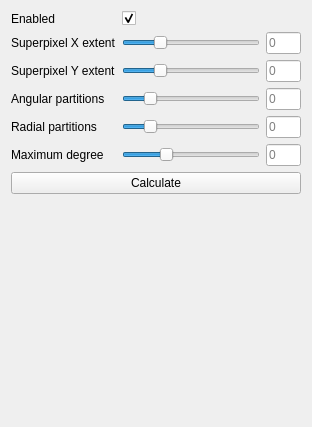
Before: the Qt Designer form include/pli_vis/ui/plugins/zernike_toolbox.ui in VRGroupRWTH/pli_view, drawn with Qt 5.
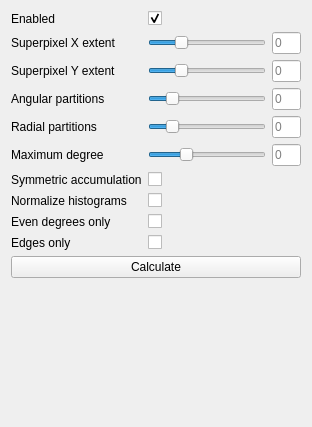
After: the same form once the commit is applied.

Commit message: The symmetric, normalize, even_only, edge_only settings are now adjustable from the UI.

What changed in the file:
```diff
--- a/include/pli_vis/ui/plugins/zernike_toolbox.ui
+++ b/include/pli_vis/ui/plugins/zernike_toolbox.ui
@@ -14,65 +14,14 @@
    <string>Zernike Moments Toolbox</string>
   </property>
   <layout class="QGridLayout" name="gridLayout">
-   <item row="5" column="1">
-    <widget class="QSlider" name="slider_partitions_rho">
-     <property name="sizePolicy">
-      <sizepolicy hsizetype="Preferred" vsizetype="Preferred">
-       <horstretch>4</horstretch>
-       <verstretch>0</verstretch>
-      </sizepolicy>
-     </property>
-     <property name="minimumSize">
-      <size>
-       <width>0</width>
-       <height>0</height>
-      </size>
-     </property>
-     <property name="maximum">
-      <number>360</number>
-     </property>
-     <property name="value">
-      <number>60</number>
-     </property>
-     <property name="orientation">
-      <enum>Qt::Horizontal</enum>
-     </property>
-    </widget>
-   </item>
-   <item row="5" column="0">
-    <widget class="QLabel" name="label_partitions_rho">
-     <property name="enabled">
-      <bool>true</bool>
-     </property>
+   <item row="0" column="0">
+    <widget class="QLabel" name="label_enabled">
      <property name="text">
-      <string>Radial partitions</string>
+      <string>Enabled</string>
      </property>
     </widget>
    </item>
-   <item row="4" column="0">
-    <widget class="QLabel" name="label_partitions_theta">
-     <property name="enabled">
-      <bool>true</bool>
-     </property>
-     <property name="text">
-      <string>Angular partitions</string>
-     </property>
-    </widget>
-   </item>
-   <item row="10" column="0" colspan="3">
-    <spacer name="spacer">
-     <property name="orientation">
-      <enum>Qt::Vertical</enum>
-     </property>
-     <property name="sizeHint" stdset="0">
-      <size>
-       <width>288</width>
-       <height>209</height>
-      </size>
-     </property>
-    </spacer>
-   </item>
-   <item row="0" column="1" colspan="2">
+   <item row="0" column="1">
     <widget class="QCheckBox" name="checkbox_enabled">
      <property name="layoutDirection">
       <enum>Qt::LeftToRight</enum>
@@ -85,123 +34,6 @@
      </property>
     </widget>
    </item>
-   <item row="9" column="0" colspan="3">
-    <widget class="QPushButton" name="button_calculate">
-     <property name="text">
-      <string>Calculate</string>
-     </property>
-    </widget>
-   </item>
-   <item row="4" column="1">
-    <widget class="QSlider" name="slider_partitions_theta">
-     <property name="sizePolicy">
-      <sizepolicy hsizetype="Preferred" vsizetype="Preferred">
-       <horstretch>4</horstretch>
-       <verstretch>0</verstretch>
-      </sizepolicy>
-     </property>
-     <property name="minimumSize">
-      <size>
-       <width>0</width>
-       <height>0</height>
-      </size>
-     </property>
-     <property name="maximum">
-      <number>360</number>
-     </property>
-     <property name="value">
-      <number>60</number>
-     </property>
-     <property name="orientation">
-      <enum>Qt::Horizontal</enum>
-     </property>
-    </widget>
-   </item>
-   <item row="4" column="2">
-    <widget class="QLineEdit" name="line_edit_partitions_theta">
-     <property name="sizePolicy">
-      <sizepolicy hsizetype="Preferred" vsizetype="Preferred">
-       <horstretch>1</horstretch>
-       <verstretch>0</verstretch>
-      </sizepolicy>
-     </property>
-     <property name="text">
-      <string/>
-     </property>
-     <property name="alignment">
-      <set>Qt::AlignLeading|Qt::AlignLeft|Qt::AlignVCenter</set>
-     </property>
-     <property name="placeholderText">
-      <string>0</string>
-     </property>
-    </widget>
-   </item>
-   <item row="5" column="2">
-    <widget class="QLineEdit" name="line_edit_partitions_rho">
-     <property name="sizePolicy">
-      <sizepolicy hsizetype="Preferred" vsizetype="Preferred">
-       <horstretch>1</horstretch>
-       <verstretch>0</verstretch>
-      </sizepolicy>
-     </property>
-     <property name="text">
-      <string/>
-     </property>
-     <property name="alignment">
-      <set>Qt::AlignLeading|Qt::AlignLeft|Qt::AlignVCenter</set>
-     </property>
-     <property name="placeholderText">
-      <string>0</string>
-     </property>
-    </widget>
-   </item>
-   <item row="2" column="2">
-    <widget class="QLineEdit" name="line_edit_superpixel_y">
-     <property name="sizePolicy">
-      <sizepolicy hsizetype="Preferred" vsizetype="Preferred">
-       <horstretch>1</horstretch>
-       <verstretch>0</verstretch>
-      </sizepolicy>
-     </property>
-     <property name="text">
-      <string/>
-     </property>
-     <property name="alignment">
-      <set>Qt::AlignLeading|Qt::AlignLeft|Qt::AlignVCenter</set>
-     </property>
-     <property name="placeholderText">
-      <string>0</string>
-     </property>
-    </widget>
-   </item>
-   <item row="2" column="1">
-    <widget class="QSlider" name="slider_superpixel_y">
-     <property name="sizePolicy">
-      <sizepolicy hsizetype="Preferred" vsizetype="Preferred">
-       <horstretch>4</horstretch>
-       <verstretch>0</verstretch>
-      </sizepolicy>
-     </property>
-     <property name="minimumSize">
-      <size>
-       <width>0</width>
-       <height>0</height>
-      </size>
-     </property>
-     <property name="maximum">
-      <number>256</number>
-     </property>
-     <property name="singleStep">
-      <number>1</number>
-     </property>
-     <property name="value">
-      <number>64</number>
-     </property>
-     <property name="orientation">
-      <enum>Qt::Horizontal</enum>
-     </property>
-    </widget>
-   </item>
    <item row="1" column="0">
     <widget class="QLabel" name="label_superpixel_x">
      <property name="enabled">
@@ -212,52 +44,6 @@
      </property>
     </widget>
    </item>
-   <item row="0" column="0">
-    <widget class="QLabel" name="label_enabled">
-     <property name="text">
-      <string>Enabled</string>
-     </property>
-    </widget>
-   </item>
-   <item row="1" column="2">
-    <widget class="QLineEdit" name="line_edit_superpixel_x">
-     <property name="sizePolicy">
-      <sizepolicy hsizetype="Preferred" vsizetype="Preferred">
-       <horstretch>1</horstretch>
-       <verstretch>0</verstretch>
-      </sizepolicy>
-     </property>
-     <property name="text">
-      <string/>
-     </property>
-     <property name="alignment">
-      <set>Qt::AlignLeading|Qt::AlignLeft|Qt::AlignVCenter</set>
-     </property>
-     <property name="placeholderText">
-      <string>0</string>
-     </property>
-    </widget>
-   </item>
-   <item row="6" column="0">
-    <widget class="QLabel" name="label_maximum_degree">
-     <property name="enabled">
-      <bool>true</bool>
-     </property>
-     <property name="text">
-      <string>Maximum degree</string>
-     </property>
-    </widget>
-   </item>
-   <item row="2" column="0">
-    <widget class="QLabel" name="label_superpixel_y">
-     <property name="enabled">
-      <bool>true</bool>
-     </property>
-     <property name="text">
-      <string>Superpixel Y extent</string>
-     </property>
-    </widget>
-   </item>
    <item row="1" column="1">
     <widget class="QSlider" name="slider_superpixel_x">
      <property name="sizePolicy">
@@ -292,7 +78,201 @@
      </property>
     </widget>
    </item>
-   <item row="6" column="1">
+   <item row="1" column="2">
+    <widget class="QLineEdit" name="line_edit_superpixel_x">
+     <property name="sizePolicy">
+      <sizepolicy hsizetype="Preferred" vsizetype="Preferred">
+       <horstretch>1</horstretch>
+       <verstretch>0</verstretch>
+      </sizepolicy>
+     </property>
+     <property name="text">
+      <string/>
+     </property>
+     <property name="alignment">
+      <set>Qt::AlignLeading|Qt::AlignLeft|Qt::AlignVCenter</set>
+     </property>
+     <property name="placeholderText">
+      <string>0</string>
+     </property>
+    </widget>
+   </item>
+   <item row="2" column="0">
+    <widget class="QLabel" name="label_superpixel_y">
+     <property name="enabled">
+      <bool>true</bool>
+     </property>
+     <property name="text">
+      <string>Superpixel Y extent</string>
+     </property>
+    </widget>
+   </item>
+   <item row="2" column="1">
+    <widget class="QSlider" name="slider_superpixel_y">
+     <property name="sizePolicy">
+      <sizepolicy hsizetype="Preferred" vsizetype="Preferred">
+       <horstretch>4</horstretch>
+       <verstretch>0</verstretch>
+      </sizepolicy>
+     </property>
+     <property name="minimumSize">
+      <size>
+       <width>0</width>
+       <height>0</height>
+      </size>
+     </property>
+     <property name="maximum">
+      <number>256</number>
+     </property>
+     <property name="singleStep">
+      <number>1</number>
+     </property>
+     <property name="value">
+      <number>64</number>
+     </property>
+     <property name="orientation">
+      <enum>Qt::Horizontal</enum>
+     </property>
+    </widget>
+   </item>
+   <item row="2" column="2">
+    <widget class="QLineEdit" name="line_edit_superpixel_y">
+     <property name="sizePolicy">
+      <sizepolicy hsizetype="Preferred" vsizetype="Preferred">
+       <horstretch>1</horstretch>
+       <verstretch>0</verstretch>
+      </sizepolicy>
+     </property>
+     <property name="text">
+      <string/>
+     </property>
+     <property name="alignment">
+      <set>Qt::AlignLeading|Qt::AlignLeft|Qt::AlignVCenter</set>
+     </property>
+     <property name="placeholderText">
+      <string>0</string>
+     </property>
+    </widget>
+   </item>
+   <item row="3" column="0">
+    <widget class="QLabel" name="label_partitions_theta">
+     <property name="enabled">
+      <bool>true</bool>
+     </property>
+     <property name="text">
+      <string>Angular partitions</string>
+     </property>
+    </widget>
+   </item>
+   <item row="3" column="1">
+    <widget class="QSlider" name="slider_partitions_theta">
+     <property name="sizePolicy">
+      <sizepolicy hsizetype="Preferred" vsizetype="Preferred">
+       <horstretch>4</horstretch>
+       <verstretch>0</verstretch>
+      </sizepolicy>
+     </property>
+     <property name="minimumSize">
+      <size>
+       <width>0</width>
+       <height>0</height>
+      </size>
+     </property>
+     <property name="maximum">
+      <number>360</number>
+     </property>
+     <property name="value">
+      <number>60</number>
+     </property>
+     <property name="orientation">
+      <enum>Qt::Horizontal</enum>
+     </property>
+    </widget>
+   </item>
+   <item row="3" column="2">
+    <widget class="QLineEdit" name="line_edit_partitions_theta">
+     <property name="sizePolicy">
+      <sizepolicy hsizetype="Preferred" vsizetype="Preferred">
+       <horstretch>1</horstretch>
+       <verstretch>0</verstretch>
+      </sizepolicy>
+     </property>
+     <property name="text">
+      <string/>
+     </property>
+     <property name="alignment">
+      <set>Qt::AlignLeading|Qt::AlignLeft|Qt::AlignVCenter</set>
+     </property>
+     <property name="placeholderText">
+      <string>0</string>
+     </property>
+    </widget>
+   </item>
+   <item row="4" column="0">
+    <widget class="QLabel" name="label_partitions_rho">
+     <property name="enabled">
+      <bool>true</bool>
+     </property>
+     <property name="text">
+      <string>Radial partitions</string>
+     </property>
+    </widget>
+   </item>
+   <item row="4" column="1">
+    <widget class="QSlider" name="slider_partitions_rho">
+     <property name="sizePolicy">
+      <sizepolicy hsizetype="Preferred" vsizetype="Preferred">
+       <horstretch>4</horstretch>
+       <verstretch>0</verstretch>
+      </sizepolicy>
+     </property>
+     <property name="minimumSize">
+      <size>
+       <width>0</width>
+       <height>0</height>
+      </size>
+     </property>
+     <property name="maximum">
+      <number>360</number>
+     </property>
+     <property name="value">
+      <number>60</number>
+     </property>
+     <property name="orientation">
+      <enum>Qt::Horizontal</enum>
+     </property>
+    </widget>
+   </item>
+   <item row="4" column="2">
+    <widget class="QLineEdit" name="line_edit_partitions_rho">
+     <property name="sizePolicy">
+      <sizepolicy hsizetype="Preferred" vsizetype="Preferred">
+       <horstretch>1</horstretch>
+       <verstretch>0</verstretch>
+      </sizepolicy>
+     </property>
+     <property name="text">
+      <string/>
+     </property>
+     <property name="alignment">
+      <set>Qt::AlignLeading|Qt::AlignLeft|Qt::AlignVCenter</set>
+     </property>
+     <property name="placeholderText">
+      <string>0</string>
+     </property>
+    </widget>
+   </item>
+   <item row="5" column="0">
+    <widget class="QLabel" name="label_maximum_degree">
+     <property name="enabled">
+      <bool>true</bool>
+     </property>
+     <property name="text">
+      <string>Maximum degree</string>
+     </property>
+    </widget>
+   </item>
+   <item row="5" column="1">
     <widget class="QSlider" name="slider_maximum_degree">
      <property name="sizePolicy">
       <sizepolicy hsizetype="Preferred" vsizetype="Preferred">
@@ -317,7 +297,7 @@
      </property>
     </widget>
    </item>
-   <item row="6" column="2">
+   <item row="5" column="2">
     <widget class="QLineEdit" name="line_edit_maximum_degree">
      <property name="sizePolicy">
       <sizepolicy hsizetype="Preferred" vsizetype="Preferred">
@@ -336,6 +316,106 @@
      </property>
     </widget>
    </item>
+   <item row="6" column="0">
+    <widget class="QLabel" name="label_symmetric">
+     <property name="text">
+      <string>Symmetric accumulation</string>
+     </property>
+    </widget>
+   </item>
+   <item row="6" column="1">
+    <widget class="QCheckBox" name="checkbox_symmetric">
+     <property name="layoutDirection">
+      <enum>Qt::LeftToRight</enum>
+     </property>
+     <property name="text">
+      <string/>
+     </property>
+     <property name="checked">
+      <bool>false</bool>
+     </property>
+    </widget>
+   </item>
+   <item row="7" column="0">
+    <widget class="QLabel" name="label_normalize">
+     <property name="text">
+      <string>Normalize histograms</string>
+     </property>
+    </widget>
+   </item>
+   <item row="7" column="1">
+    <widget class="QCheckBox" name="checkbox_normalize">
+     <property name="layoutDirection">
+      <enum>Qt::LeftToRight</enum>
+     </property>
+     <property name="text">
+      <string/>
+     </property>
+     <property name="checked">
+      <bool>false</bool>
+     </property>
+    </widget>
+   </item>
+   <item row="8" column="0">
+    <widget class="QLabel" name="label_even_only">
+     <property name="text">
+      <string>Even degrees only</string>
+     </property>
+    </widget>
+   </item>
+   <item row="8" column="1">
+    <widget class="QCheckBox" name="checkbox_even_only">
+     <property name="layoutDirection">
+      <enum>Qt::LeftToRight</enum>
+     </property>
+     <property name="text">
+      <string/>
+     </property>
+     <property name="checked">
+      <bool>false</bool>
+     </property>
+    </widget>
+   </item>
+   <item row="9" column="0">
+    <widget class="QLabel" name="label_edge_only">
+     <property name="text">
+      <string>Edges only</string>
+     </property>
+    </widget>
+   </item>
+   <item row="9" column="1">
+    <widget class="QCheckBox" name="checkbox_edge_only">
+     <property name="layoutDirection">
+      <enum>Qt::LeftToRight</enum>
+     </property>
+     <property name="text">
+      <string/>
+     </property>
+     <property name="checked">
+      <bool>false</bool>
+     </property>
+    </widget>
+   </item>
+   <item row="10" column="0" colspan="3">
+    <widget class="QPushButton" name="button_calculate">
+     <property name="text">
+      <string>Calculate</string>
+     </property>
+    </widget>
+   </item>
+   <item row="11" column="0" colspan="3">
+    <spacer name="spacer">
+     <property name="orientation">
+      <enum>Qt::Vertical</enum>
+     </property>
+     <property name="sizeHint" stdset="0">
+      <size>
+       <width>288</width>
+       <height>209</height>
+      </size>
+     </property>
+    </spacer>
+   </item>
   </layout>
  </widget>
  <resources/>
```
The commit also changes 2 other files.
